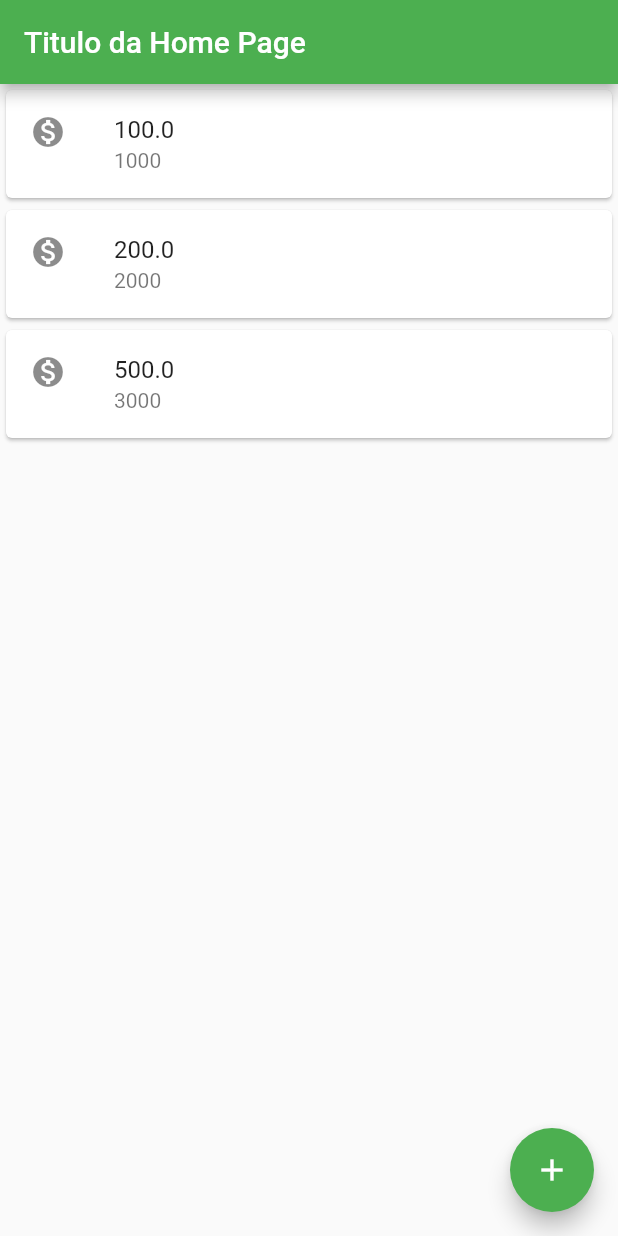
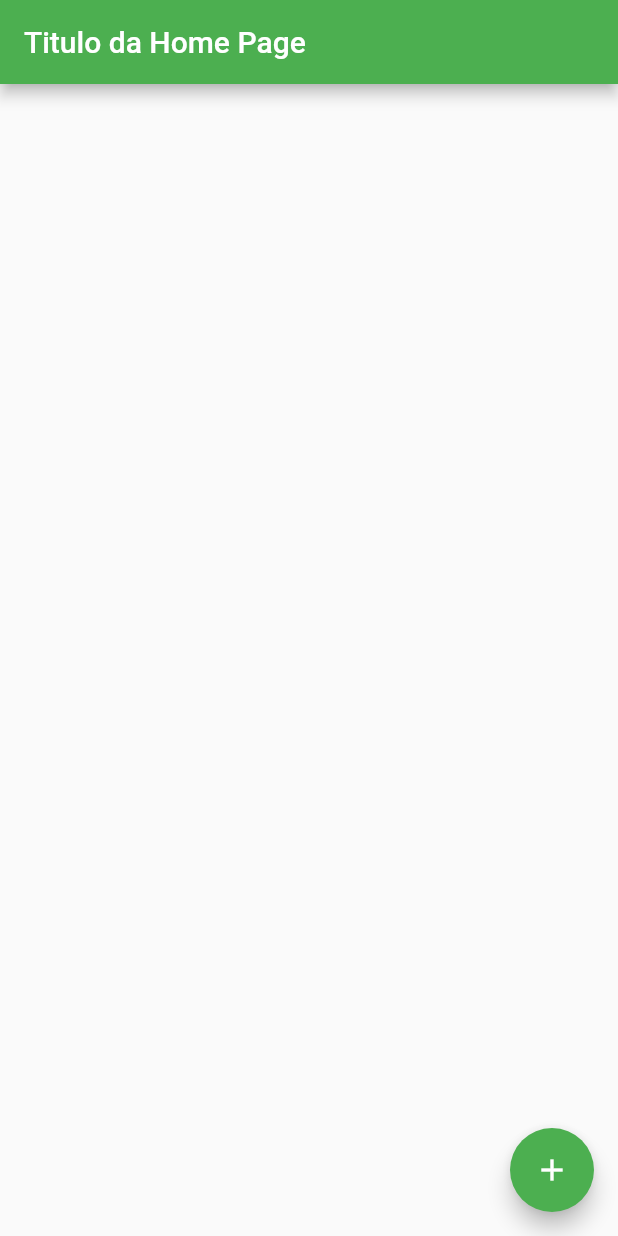
Before and after one commit to LuizNach/Bytebank, a Flutter app: the screen it shows after launch, on a phone screen of 412 x 824 dp. Run offline on Flutter 3.47's test engine with Material 2 defaults, Android fonts, the phone set to English and light mode, and no system bars.

Commit message:
Aula4 statefull widget applied

```diff
--- a/lib/main.dart
+++ b/lib/main.dart
@@ -1,3 +1,4 @@
+
 import 'package:flutter/material.dart';
 
 void main() => runApp(MyApp());
@@ -20,48 +21,55 @@ class MyApp extends StatelessWidget {
         // is not restarted.
         primarySwatch: Colors.green,
       ),
-      home: new MyHomePage(title: 'Titulo da Home Page'),
+      home: new ListaTransferencias(title: 'Titulo da Home Page'),
     );
   }
 }
 
-class MyHomePage extends StatelessWidget {
-
-  MyHomePage({this.title});
+class ListaTransferencias extends StatefulWidget {
 
   final String title;
+
+  ListaTransferencias({this.title});
+
+  @override
+  State<StatefulWidget> createState() {
+    return ListaTransferenciasState();
+  }
+}
+
+class ListaTransferenciasState extends State<ListaTransferencias> {
+
+  final List<Transferencia> listaTransferencias = List();
 
   @override
   Widget build(BuildContext context) {
     return Scaffold(
-      appBar: AppBar(title: Text(this.title)),
-      body: ListaTransferencias(),
+      appBar: AppBar(title: Text(widget.title)),
       floatingActionButton: FloatingActionButton(
         onPressed: () {
           final Future<Transferencia> future = Navigator.push(context, MaterialPageRoute(builder: (context) {
             return FormularioTransferencia();
           }));
-          future.then( (trasnferencia ){ print(trasnferencia); print('$trasnferencia'); } );
+          future.then( (transferencia ){
+            print(transferencia);
+            print('$transferencia');
+            if(transferencia != null)listaTransferencias.add(transferencia);
+            }
+          );
         },
-      child: Icon(Icons.add),
+        child: Icon(Icons.add),
+      ),
+      body: ListView.builder(
+        itemCount: listaTransferencias.length,
+        itemBuilder: (context, index ){
+          final transferencia = listaTransferencias[index];
+          return ItemTransferencia(transferencia);
+        },
       ),
     );
   }
 
-}
-
-class ListaTransferencias extends StatelessWidget {
-
-  @override
-  Widget build(BuildContext context) {
-    return Column(
-      children:<Widget>[
-        ItemTransferencia(Transferencia(100,1000)),
-        ItemTransferencia(Transferencia(200,2000)),
-        ItemTransferencia(Transferencia(500,3000)),
-      ],
-    );
-  }
 }
 
 class ItemTransferencia extends StatelessWidget {
```
